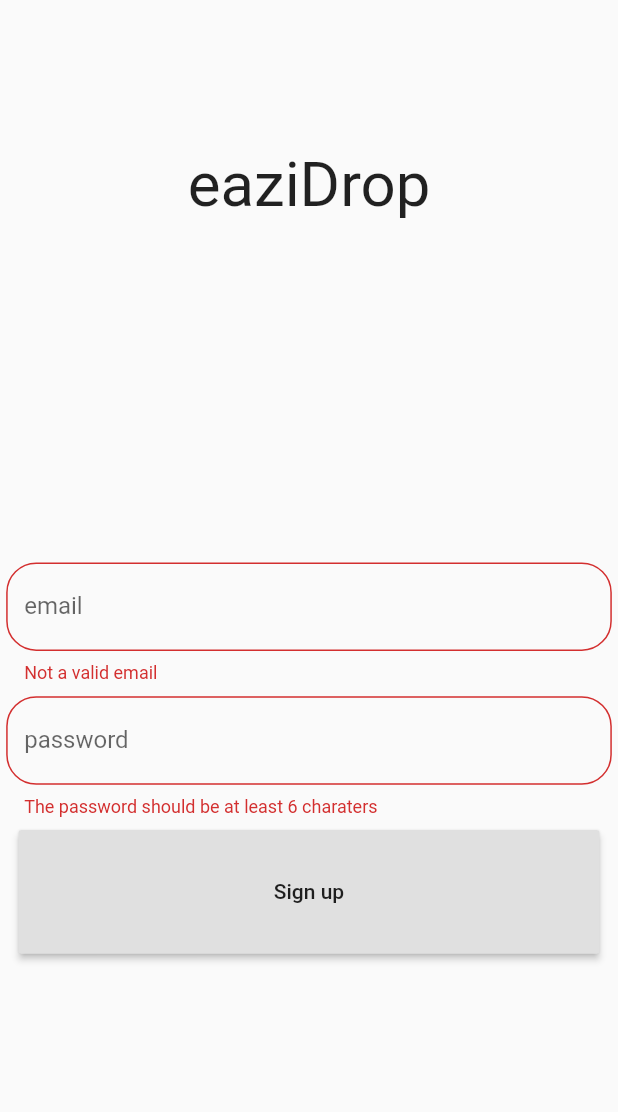
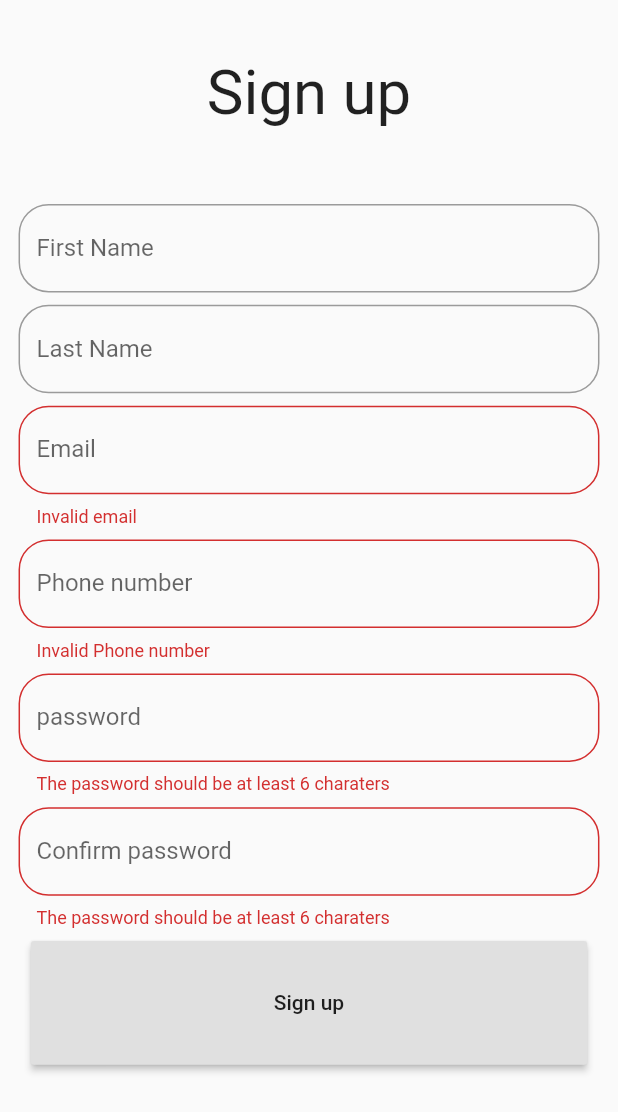
Before and after one commit to christianbagaya/eazidropOne, a Flutter app: the screen it shows after launch, after a tap on "Sign up", on a phone screen of 412 x 824 dp. Shown: the top 1112 px of the screen. Run offline on Flutter 3.47's test engine with Material 2 defaults, Android fonts, the phone set to English and light mode, and no system bars.

Commit message:
second commit

```diff
--- /dev/null
+++ b/lib/login.dart
@@ -0,0 +1,135 @@
+import 'package:flutter/material.dart';
+class Login extends StatelessWidget {
+  //used to make sure the user entered the email and username/email
+  final formkey = GlobalKey<FormState>();
+  String email, password;
+  @override
+  Widget build(BuildContext context) {
+    double myWidth = MediaQuery.of(context).size.width;
+    double myHeight = MediaQuery.of(context).size.height;
+
+    // TODO: implement build
+    return ListView(
+      shrinkWrap: true,
+      children: <Widget>[
+        Column(
+          children: <Widget>[
+            Container(
+              width: myWidth,
+              height: myHeight * 0.3,
+//              color: Colors.deepPurple,
+              child: Center(
+                  child: Text(
+                    "eaziDrop",
+                    style: TextStyle(fontSize: myWidth * 0.10),
+                  )),
+            ),
+            Container(
+              padding: EdgeInsets.all(myHeight * 0.005),
+              alignment: Alignment(0.0, 1.0),
+
+              width: myWidth,
+              height: myHeight * 0.7,
+//          alignment: Alignment(0.0, 0.0),
+//              color: Colors.greenAccent,
+
+              child: Container(
+                margin: EdgeInsets.only(top: myHeight * 0.15),
+                child: Column(
+                  children: <Widget>[
+                    Form(
+                      key: formkey,
+                      child: Column(
+                        mainAxisSize: MainAxisSize.max,
+                        children: <Widget>[
+                          Container(
+//                              color: Colors.pink,
+                            child: TextFormField(
+//                  crossAxisAlignment: CrossAxisAlignment.center
+                              decoration: InputDecoration(
+                                  labelText: "email",
+                                  border: OutlineInputBorder(borderRadius: BorderRadius.all(Radius.circular(20.0)),)),
+//                                      borderSide: BorderSide(
+//                                          color: Colors.pink[100],
+//                                          width: 2.5,
+//                                          style: BorderStyle.solid))),
+//                              style: TextStyle(color: Colors.white),
+                              validator: (input) => !(input.contains("@"))
+                                  ? 'Not a valid email'
+                                  : null,
+                              onSaved: (input) => email = input,
+                            ),
+                            margin: EdgeInsets.only(bottom: myHeight * 0.01),
+                          ),
+                          Container(
+                            child: TextFormField(
+                              decoration:
+                              InputDecoration(labelText: "password", border: OutlineInputBorder(borderRadius: BorderRadius.all(Radius.circular(20.0)),)),
+//                                      borderSide: BorderSide(
+//                                          color: Colors.pink[100],
+//                                          width: 2.5,
+//                                          style: BorderStyle.solid))),),
+
+                              style: TextStyle(color: Colors.white),
+                              validator: (input) => !(input.length > 5)
+                                  ? 'The password should be at least 6 charaters'
+                                  : null,
+                              onSaved: (input) => password = input,
+                              obscureText: true,
+                            ),
+//                              margin: EdgeInsets.only(),
+                          ),
+                        ],
+                      ),
+                    ),
+//                    ),
+                    Container(
+//                      color: Colors.black,
+//                      decoration: new BoxDecoration(
+//                          gradient: new LinearGradient(
+//                            colors: [
+//                              // Colors are easy thanks to Flutter's Colors class.
+//                              Colors.purple[900],
+//                              Colors.purple[600],
+////          Colors.black,
+////          Colors.black,
+////          Colors.black,
+////          Colors.black,
+//                              Colors.purple[400],
+//                              Colors.purple[300]
+////          Colors.red[200]
+//                            ],
+//                            begin: FractionalOffset.topLeft,
+//                            end: FractionalOffset.bottomLeft,
+//                          ),),
+//                color: Colors.amberAccent,
+                      margin: EdgeInsets.all(myWidth * 0.02),
+                      width: myWidth,
+                      height: myHeight * 0.1,
+                      child: RaisedButton(
+
+                        onPressed: login,
+                        child: Text("Sign up"),
+                      ),
+                    ),
+//
+                  ],
+                ),
+              ),
+            ),
+            //This is a collum containing th
+          ],
+        )],);
+  }
+
+  /**
+   * Database check out
+   */
+  void login() {
+    if (formkey.currentState.validate()) {
+      formkey.currentState.save();
+      print(email);
+      print(password);
+    }
+  }
+}
--- a/lib/main.dart
+++ b/lib/main.dart
@@ -1,3 +1,5 @@
+import 'package:ekwanso/signup.dart';
+import 'package:ekwanso/login.dart';
 import 'package:flutter/material.dart';
 
 void main() {
@@ -8,142 +10,8 @@ void main() {
 //        appBar: AppBar(
 //          title: Text("Eazi drop"),
 //        ),
-        body: Login(),
+        body: SignupWidget(),
       ),
     ),
   );
 }
-
-class Login extends StatelessWidget {
-  final formkey = GlobalKey<FormState>();
-  String email, password;
-  @override
-  Widget build(BuildContext context) {
-    double myWidth = MediaQuery.of(context).size.width;
-    double myHeight = MediaQuery.of(context).size.height;
-
-    // TODO: implement build
-    return ListView(
-        shrinkWrap: true,
-        children: <Widget>[
-         Column(
-          children: <Widget>[
-            Container(
-              width: myWidth,
-              height: myHeight * 0.3,
-//              color: Colors.deepPurple,
-              child: Center(
-                  child: Text(
-                "eaziDrop",
-                style: TextStyle(fontSize: myWidth * 0.10),
-              )),
-            ),
-            Container(
-              padding: EdgeInsets.all(myHeight * 0.005),
-              alignment: Alignment(0.0, 1.0),
-
-              width: myWidth,
-              height: myHeight * 0.7,
-//          alignment: Alignment(0.0, 0.0),
-//              color: Colors.greenAccent,
-
-              child: Container(
-                margin: EdgeInsets.only(top: myHeight * 0.15),
-                child: Column(
-                  children: <Widget>[
-                    Form(
-                      key: formkey,
-                      child: Column(
-                        mainAxisSize: MainAxisSize.max,
-                        children: <Widget>[
-                          Container(
-//                              color: Colors.pink,
-                            child: TextFormField(
-//                  crossAxisAlignment: CrossAxisAlignment.center
-                              decoration: InputDecoration(
-                                  labelText: "email",
-                                  border: OutlineInputBorder(borderRadius: BorderRadius.all(Radius.circular(20.0)),)),
-//                                      borderSide: BorderSide(
-//                                          color: Colors.pink[100],
-//                                          width: 2.5,
-//                                          style: BorderStyle.solid))),
-//                              style: TextStyle(color: Colors.white),
-                              validator: (input) => !(input.contains("@"))
-                                  ? 'Not a valid email'
-                                  : null,
-                              onSaved: (input) => email = input,
-                            ),
-                            margin: EdgeInsets.only(bottom: myHeight * 0.01),
-                          ),
-                          Container(
-                            child: TextFormField(
-                              decoration:
-                                  InputDecoration(labelText: "password", border: OutlineInputBorder(borderRadius: BorderRadius.all(Radius.circular(20.0)),)),
-//                                      borderSide: BorderSide(
-//                                          color: Colors.pink[100],
-//                                          width: 2.5,
-//                                          style: BorderStyle.solid))),),
-
-                              style: TextStyle(color: Colors.white),
-                              validator: (input) => !(input.length > 5)
-                                  ? 'The password should be at least 6 charaters'
-                                  : null,
-                              onSaved: (input) => password = input,
-                              obscureText: true,
-                            ),
-//                              margin: EdgeInsets.only(),
-                          ),
-                        ],
-                      ),
-                    ),
-//                    ),
-                    Container(
-//                      color: Colors.black,
-//                      decoration: new BoxDecoration(
-//                          gradient: new LinearGradient(
-//                            colors: [
-//                              // Colors are easy thanks to Flutter's Colors class.
-//                              Colors.purple[900],
-//                              Colors.purple[600],
-////          Colors.black,
-////          Colors.black,
-////          Colors.black,
-////          Colors.black,
-//                              Colors.purple[400],
-//                              Colors.purple[300]
-////          Colors.red[200]
-//                            ],
-//                            begin: FractionalOffset.topLeft,
-//                            end: FractionalOffset.bottomLeft,
-//                          ),),
-//                color: Colors.amberAccent,
-                      margin: EdgeInsets.all(myWidth * 0.02),
-                      width: myWidth,
-                      height: myHeight * 0.1,
-                      child: RaisedButton(
-
-                        onPressed: login,
-                        child: Text("Sign up"),
-                      ),
-                    ),
-//
-                  ],
-                ),
-              ),
-            ),
-            //This is a collum containing th
-          ],
-        )],);
-  }
-
-  /**
-   * Database check out
-   */
-  void login() {
-    if (formkey.currentState.validate()) {
-      formkey.currentState.save();
-      print(email);
-      print(password);
-    }
-  }
-}
--- /dev/null
+++ b/lib/signup.dart
@@ -0,0 +1,212 @@
+import 'package:flutter/material.dart';
+import 'package:flutter/services.dart';
+
+class SignupWidget extends StatelessWidget {
+  final formkey = GlobalKey<FormState>();
+  String firstName, lastName, email, password, phoneNumber;
+  @override
+  Widget build(BuildContext context) {
+    // TODO: implement build
+    double myWidth = MediaQuery.of(context).size.width;
+    double myHeight = MediaQuery.of(context).size.height;
+    /**
+     * This is the widget that contains the sign up entry points
+     * and the submit button
+     */
+    return ListView(
+      shrinkWrap: true,
+      children: <Widget>[
+        Column(
+          children: <Widget>[
+            Container(
+//              color: Colors.pink,
+              width: myWidth,
+              height: myHeight * 0.15,
+//              color: Colors.deepPurple,
+              child: Center(
+                  child: Text(
+                "Sign up",
+                    style: TextStyle(fontSize: myWidth * 0.10),
+              )),
+            ),
+            Container(
+//            color: Colors.red,
+              padding: EdgeInsets.all(myHeight * 0.015),
+              alignment: Alignment(0.0, 1.0),
+              width: myWidth,
+              height: myHeight * 0.85,
+              child: Container(
+//                margin: EdgeInsets.only(top: myHeight * 0.15),
+                child: Column(
+                  children: <Widget>[
+                    /**
+                     * The form that is being used to verify and use the data that
+                     * is entered in the sign up process
+                     */
+                    Form(
+                      key: formkey,
+                      child: Column(
+                        mainAxisSize: MainAxisSize.max,
+                        children: <Widget>[
+                          Container(
+//                              color: Colors.pink,
+                            child: TextFormField(
+//
+                              decoration: InputDecoration(
+                                  labelText: "First Name",
+                                  border: OutlineInputBorder(
+                                    borderRadius:
+                                        BorderRadius.all(Radius.circular(20.0)),
+                                  )),
+//
+                              validator: (input) => !(input.length < 1)
+                                  ? 'Invalid First name'
+                                  : null,
+                              onSaved: (input) => firstName = input,
+                            ),
+                            margin: EdgeInsets.only(bottom: myHeight * 0.01),
+                          ),
+                          Container(
+//                              color: Colors.pink,
+                            child: TextFormField(
+//
+                              decoration: InputDecoration(
+                                  labelText: "Last Name",
+                                  border: OutlineInputBorder(
+                                    borderRadius:
+                                        BorderRadius.all(Radius.circular(20.0)),
+                                  )),
+//
+                              validator: (input) => !(input.length < 1)
+                                  ? 'Invalid Last name'
+                                  : null,
+                              onSaved: (input) => firstName = input,
+                            ),
+                            margin: EdgeInsets.only(bottom: myHeight * 0.01),
+                          ),
+                          Container(
+//                              color: Colors.pink,
+                            child: TextFormField(
+//
+                              decoration: InputDecoration(
+                                  labelText: "Email",
+                                  border: OutlineInputBorder(
+                                    borderRadius:
+                                        BorderRadius.all(Radius.circular(20.0)),
+                                  )),
+//
+                              validator: (input) => !(input.contains("@"))
+                                  ? 'Invalid email'
+                                  : null,
+                              onSaved: (input) => firstName = input,
+                            ),
+                            margin: EdgeInsets.only(bottom: myHeight * 0.01),
+                          ),
+                          Container(
+//                              color: Colors.pink,
+                            child: TextFormField(
+//
+                              decoration: InputDecoration(
+                                  labelText: "Phone number",
+                                  border: OutlineInputBorder(
+                                    borderRadius:
+                                    BorderRadius.all(Radius.circular(20.0)),
+
+                                  )),
+//
+                              validator: (input) => !(input.length > 10)
+                                  ? 'Invalid Phone number'
+                                  : null,
+                              inputFormatters: [WhitelistingTextInputFormatter.digitsOnly],
+                              onSaved: (input) => firstName = input,
+                            ),
+                            margin: EdgeInsets.only(bottom: myHeight * 0.01),
+                          ),
+                          Container(
+                            child: TextFormField(
+                              decoration: InputDecoration(
+                                  labelText: "password",
+                                  border: OutlineInputBorder(
+                                    borderRadius:
+                                        BorderRadius.all(Radius.circular(20.0)),
+                                  )),
+                              style: TextStyle(color: Colors.white),
+                              validator: (input) => !(input.length > 5)
+
+                                  ? 'The password should be at least 6 charaters'
+                                  : null,
+                              onSaved: (input) => password = input,
+                              obscureText: true,
+                            ),
+
+                            margin: EdgeInsets.only(bottom: myHeight * 0.01),
+                          ),
+                          Container(
+                            child: TextFormField(
+                              decoration: InputDecoration(
+                                  labelText: "Confirm password",
+                                  border: OutlineInputBorder(
+                                    borderRadius:
+                                    BorderRadius.all(Radius.circular(20.0)),
+                                  )),
+                              style: TextStyle(color: Colors.white),
+                              validator: (input) => !(input.length > 5)
+                                  ? 'The password should be at least 6 charaters'
+                                  : null,
+                              onSaved: (input) => password = input,
+                              obscureText: true,
+                            ),
+//                              margin: EdgeInsets.only(),
+                          ),
+                        ],
+                      ),
+                    ),
+//                    ),
+                    Container(
+//                      color: Colors.black,
+//                      decoration: new BoxDecoration(
+//                          gradient: new LinearGradient(
+//                            colors: [
+//                              // Colors are easy thanks to Flutter's Colors class.
+//                              Colors.purple[900],
+//                              Colors.purple[600],
+////          Colors.black,
+////          Colors.black,
+////          Colors.black,
+////          Colors.black,
+//                              Colors.purple[400],
+//                              Colors.purple[300]
+////          Colors.red[200]
+//                            ],
+//                            begin: FractionalOffset.topLeft,
+//                            end: FractionalOffset.bottomLeft,
+//                          ),),
+//                color: Colors.amberAccent,
+                      margin: EdgeInsets.all(myWidth * 0.02),
+                      width: myWidth,
+                      height: myHeight * 0.1,
+                      child: RaisedButton(
+                        onPressed: Signup,
+                        child: Text("Sign up"),
+                      ),
+                    ),
+//
+                  ],
+                ),
+              ),
+            ),
+            //This is a collum containing th
+          ],
+        )
+      ],
+    );
+  }
+
+  void Signup() {
+    if (formkey.currentState.validate()) {
+      formkey.currentState.save();
+      print(firstName);
+      print(lastName);
+    }
+  }
+}
--- a/pubspec.yaml
+++ b/pubspec.yaml
@@ -15,7 +15,7 @@ environment:
 dependencies:
   flutter:
     sdk: flutter
-    firebase_auth: 0.5.4
+
 
   # The following adds the Cupertino Icons font to your application.
   # Use with the CupertinoIcons class for iOS style icons.
```
Also changed, not shown: 3 other files.
